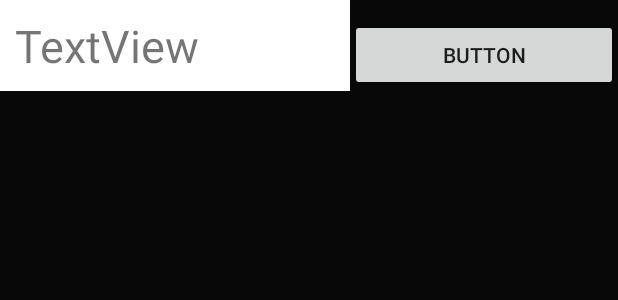
After one commit to vishal123rana/Calculator-Application, an Android app: the layout bottmsheet.xml on its own in the app's theme, with its tools: preview values and no code run, on a phone screen of 412 x 824 dp. The commit adds this screen. Shown: the top 300 px of the screen. Run offline under Robolectric (Android 15) with nearby library versions, the phone set to English and light mode, and no system bars.

Commit message:
Vishal saturday Changes

```diff
--- a/app/build.gradle
+++ b/app/build.gradle
@@ -36,5 +36,5 @@ dependencies {
     testImplementation 'junit:junit:4.12'
     androidTestImplementation 'androidx.test.ext:junit:1.1.2'
     androidTestImplementation 'androidx.test.espresso:espresso-core:3.3.0'
-
+    implementation 'com.google.android.material:material:1.2.0-alpha02'
 }
--- a/app/src/main/java/com/example/calculatorapplication/MainActivity.java
+++ b/app/src/main/java/com/example/calculatorapplication/MainActivity.java
@@ -10,6 +10,8 @@ import android.widget.Toast;
 
 import androidx.appcompat.app.AppCompatActivity;
 
+import com.google.android.material.bottomsheet.BottomSheetDialog;
+
 public class MainActivity extends AppCompatActivity {
     private Button b1,b2,b3,b4,b5,b6,b7,b8,b9,b0,add,minus,multiply,divide,result,dot,modulus;
     private ImageButton delete,clear;
@@ -17,7 +19,8 @@ public class MainActivity extends AppCompatActivity {
     private boolean afterEqual = false;
     private CommonFunction commonFunction;
     private DatabaseHelper databaseHelper;
-    private boolean operator = false;
+    private BottomSheetDialog bottomSheetDialog;
+ //   private boolean operator = false;
     public void setButton(){
         input1_show = findViewById(R.id.input1_show);
         output1_show = findViewById(R.id.output1_show);
--- a/app/src/main/res/layout/activity_recycle_view.xml
+++ b/app/src/main/res/layout/activity_recycle_view.xml
@@ -1,7 +1,8 @@
 <?xml version="1.0" encoding="utf-8"?>
-<androidx.constraintlayout.widget.ConstraintLayout xmlns:android="http://schemas.android.com/apk/res/android"
+<LinearLayout xmlns:android="http://schemas.android.com/apk/res/android"
     xmlns:tools="http://schemas.android.com/tools"
     android:layout_width="match_parent"
+    android:id="@+id/rec1View"
     android:layout_height="match_parent"
     >
 
@@ -12,4 +13,4 @@
        tools:layout_editor_absoluteX="1dp"
        tools:layout_editor_absoluteY="1dp"
        tools:ignore="MissingConstraints" />
-</androidx.constraintlayout.widget.ConstraintLayout>
+</LinearLayout>
--- /dev/null
+++ b/app/src/main/res/layout/bottmsheet.xml
@@ -0,0 +1,24 @@
+<?xml version="1.0" encoding="utf-8"?>
+<LinearLayout
+    xmlns:android="http://schemas.android.com/apk/res/android" android:layout_width="match_parent"
+    android:orientation="horizontal"
+    android:background="#080808"
+    android:layout_height="match_parent">
+
+    <TextView
+        android:id="@+id/textView"
+        android:layout_width="wrap_content"
+        android:layout_height="wrap_content"
+        android:layout_weight="1"
+        android:textSize="30dp"
+        android:padding="10dp"
+        android:background="#fff"
+        android:text="@string/textview" />
+
+    <Button
+        android:id="@+id/button"
+        android:layout_width="wrap_content"
+        android:layout_height="wrap_content"
+        android:layout_weight="1"
+        android:text="@string/button" />
+</LinearLayout>
--- a/app/src/main/res/values/strings.xml
+++ b/app/src/main/res/values/strings.xml
@@ -42,4 +42,6 @@
     <string name="id">_id</string>
     <string name="recyclerview">RECYCLERVIEW</string>
     <string name="output">output</string>
+    <string name="textview">TextView</string>
+    <string name="button">Button</string>
 </resources>
```
Also changed, not shown: app/src/main/java/com/example/calculatorapplication/RecycleView.java (+4 -6 lines), app/src/main/java/com/example/calculatorapplication/scientificCalculator.java (+16 -3 lines).
